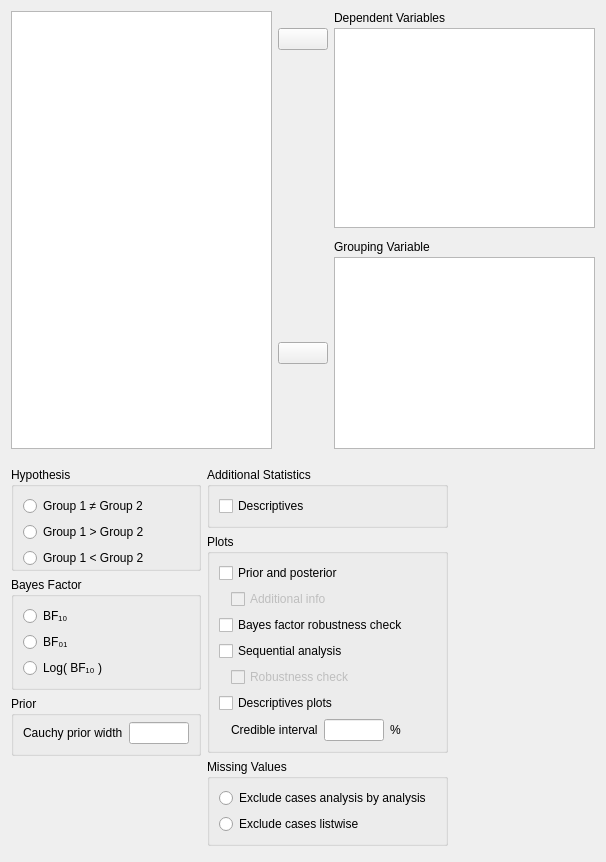
Old version of the form JASP-Desktop/analysisforms/Bain/bainttestbayesianindependentsamplesform.ui in the repository koenderks/Jasp-desktop.
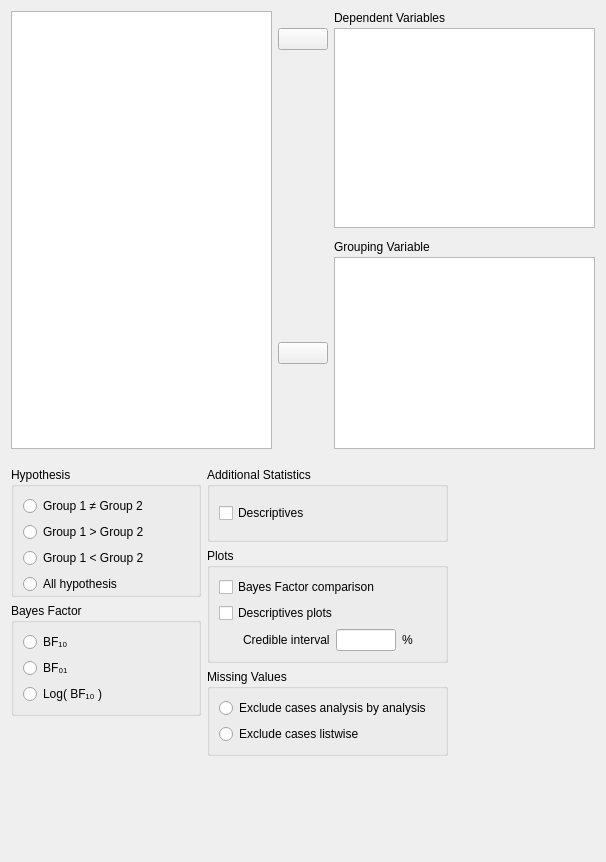
New version of the form. Custom widgets are drawn as their Qt base class.

```diff
--- a/JASP-Desktop/analysisforms/Bain/bainttestbayesianindependentsamplesform.ui
+++ b/JASP-Desktop/analysisforms/Bain/bainttestbayesianindependentsamplesform.ui
@@ -232,19 +232,6 @@
          <property name="bottomMargin">
           <number>0</number>
          </property>
-         <item row="7" column="0">
-          <spacer name="verticalSpacer">
-           <property name="orientation">
-            <enum>Qt::Vertical</enum>
-           </property>
-           <property name="sizeHint" stdset="0">
-            <size>
-             <width>20</width>
-             <height>40</height>
-            </size>
-           </property>
-          </spacer>
-         </item>
          <item row="1" column="0">
           <widget class="BoundGroupBox" name="hypothesis">
            <property name="title">
@@ -270,19 +257,6 @@
               </property>
              </widget>
             </item>
-            <item row="0" column="0">
-             <widget class="QRadioButton" name="_1twoTailed">
-              <property name="sizePolicy">
-               <sizepolicy hsizetype="Fixed" vsizetype="Fixed">
-                <horstretch>0</horstretch>
-                <verstretch>0</verstretch>
-               </sizepolicy>
-              </property>
-              <property name="text">
-               <string>Group 1 ≠ Group 2</string>
-              </property>
-             </widget>
-            </item>
             <item row="1" column="0">
              <widget class="QRadioButton" name="_2oneTailedGreaterThan">
               <property name="sizePolicy">
@@ -309,20 +283,8 @@
               </property>
              </spacer>
             </item>
-           </layout>
-          </widget>
-         </item>
-         <item row="3" column="0">
-          <widget class="GroupBox" name="groupBox">
-           <property name="title">
-            <string>Prior</string>
-           </property>
-           <layout class="QGridLayout" name="gridLayout_11">
-            <property name="topMargin">
-             <number>6</number>
-            </property>
             <item row="0" column="0">
-             <widget class="QLabel" name="label">
+             <widget class="QRadioButton" name="_1twoTailed">
               <property name="sizePolicy">
                <sizepolicy hsizetype="Fixed" vsizetype="Fixed">
                 <horstretch>0</horstretch>
@@ -330,29 +292,14 @@
                </sizepolicy>
               </property>
               <property name="text">
-               <string>Cauchy prior width</string>
+               <string>Group 1 ≠ Group 2</string>
               </property>
              </widget>
             </item>
-            <item row="0" column="1">
-             <widget class="BoundTextBox" name="priorWidth">
-              <property name="sizePolicy">
-               <sizepolicy hsizetype="Fixed" vsizetype="Preferred">
-                <horstretch>0</horstretch>
-                <verstretch>0</verstretch>
-               </sizepolicy>
-              </property>
-              <property name="minimumSize">
-               <size>
-                <width>60</width>
-                <height>0</height>
-               </size>
-              </property>
-              <property name="maximumSize">
-               <size>
-                <width>60</width>
-                <height>16777215</height>
-               </size>
+            <item row="3" column="0">
+             <widget class="QRadioButton" name="allTypes">
+              <property name="text">
+               <string>All hypothesis</string>
               </property>
              </widget>
             </item>
@@ -423,6 +370,19 @@
            </layout>
           </widget>
          </item>
+         <item row="6" column="0">
+          <spacer name="verticalSpacer">
+           <property name="orientation">
+            <enum>Qt::Vertical</enum>
+           </property>
+           <property name="sizeHint" stdset="0">
+            <size>
+             <width>20</width>
+             <height>40</height>
+            </size>
+           </property>
+          </spacer>
+         </item>
         </layout>
        </widget>
       </item>
@@ -453,101 +413,7 @@
             <string>Plots</string>
            </property>
            <layout class="QGridLayout" name="gridLayout_4">
-            <item row="5" column="0">
-             <widget class="QWidget" name="widget_4" native="true">
-              <property name="maximumSize">
-               <size>
-                <width>16</width>
-                <height>16777215</height>
-               </size>
-              </property>
-             </widget>
-            </item>
-            <item row="5" column="1" colspan="4">
-             <widget class="BoundCheckBox" name="plotSequentialAnalysisRobustness">
-              <property name="enabled">
-               <bool>false</bool>
-              </property>
-              <property name="sizePolicy">
-               <sizepolicy hsizetype="Fixed" vsizetype="Fixed">
-                <horstretch>0</horstretch>
-                <verstretch>0</verstretch>
-               </sizepolicy>
-              </property>
-              <property name="text">
-               <string>Robustness check</string>
-              </property>
-             </widget>
-            </item>
-            <item row="6" column="0" colspan="3">
-             <widget class="BoundCheckBox" name="descriptivesPlots">
-              <property name="sizePolicy">
-               <sizepolicy hsizetype="Fixed" vsizetype="Fixed">
-                <horstretch>0</horstretch>
-                <verstretch>0</verstretch>
-               </sizepolicy>
-              </property>
-              <property name="text">
-               <string>Descriptives plots</string>
-              </property>
-             </widget>
-            </item>
-            <item row="0" column="0" colspan="3">
-             <widget class="BoundCheckBox" name="plotPriorAndPosterior">
-              <property name="sizePolicy">
-               <sizepolicy hsizetype="Fixed" vsizetype="Fixed">
-                <horstretch>0</horstretch>
-                <verstretch>0</verstretch>
-               </sizepolicy>
-              </property>
-              <property name="text">
-               <string>Prior and posterior</string>
-              </property>
-             </widget>
-            </item>
-            <item row="4" column="0" colspan="3">
-             <widget class="BoundCheckBox" name="plotSequentialAnalysis">
-              <property name="sizePolicy">
-               <sizepolicy hsizetype="Fixed" vsizetype="Fixed">
-                <horstretch>0</horstretch>
-                <verstretch>0</verstretch>
-               </sizepolicy>
-              </property>
-              <property name="text">
-               <string>Sequential analysis</string>
-              </property>
-             </widget>
-            </item>
-            <item row="3" column="0" colspan="3">
-             <widget class="BoundCheckBox" name="plotBayesFactorRobustness">
-              <property name="sizePolicy">
-               <sizepolicy hsizetype="Fixed" vsizetype="Fixed">
-                <horstretch>0</horstretch>
-                <verstretch>0</verstretch>
-               </sizepolicy>
-              </property>
-              <property name="text">
-               <string>Bayes factor robustness check</string>
-              </property>
-             </widget>
-            </item>
-            <item row="2" column="1" colspan="4">
-             <widget class="BoundCheckBox" name="plotPriorAndPosteriorAdditionalInfo">
-              <property name="enabled">
-               <bool>false</bool>
-              </property>
-              <property name="sizePolicy">
-               <sizepolicy hsizetype="Fixed" vsizetype="Fixed">
-                <horstretch>0</horstretch>
-                <verstretch>0</verstretch>
-               </sizepolicy>
-              </property>
-              <property name="text">
-               <string>Additional info</string>
-              </property>
-             </widget>
-            </item>
-            <item row="7" column="1">
+            <item row="3" column="1">
              <widget class="QWidget" name="horizontalWidget" native="true">
               <layout class="QHBoxLayout" name="horizontalLayout">
                <property name="leftMargin">
@@ -613,6 +479,32 @@
               </layout>
              </widget>
             </item>
+            <item row="0" column="0" colspan="3">
+             <widget class="BoundCheckBox" name="plotPriorAndPosterior">
+              <property name="sizePolicy">
+               <sizepolicy hsizetype="Fixed" vsizetype="Fixed">
+                <horstretch>0</horstretch>
+                <verstretch>0</verstretch>
+               </sizepolicy>
+              </property>
+              <property name="text">
+               <string>Bayes Factor comparison</string>
+              </property>
+             </widget>
+            </item>
+            <item row="2" column="0" colspan="3">
+             <widget class="BoundCheckBox" name="descriptivesPlots">
+              <property name="sizePolicy">
+               <sizepolicy hsizetype="Fixed" vsizetype="Fixed">
+                <horstretch>0</horstretch>
+                <verstretch>0</verstretch>
+               </sizepolicy>
+              </property>
+              <property name="text">
+               <string>Descriptives plots</string>
+              </property>
+             </widget>
+            </item>
            </layout>
           </widget>
          </item>
```
Left out of the diff: 35 changed lines with no effect on the pictures.
